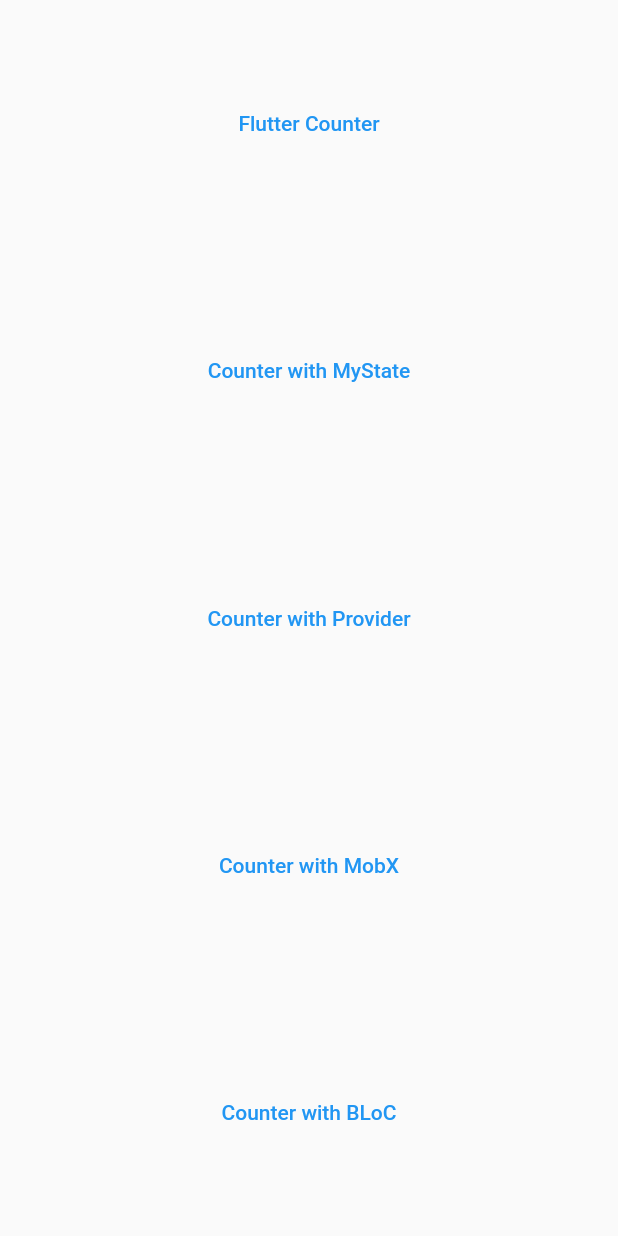
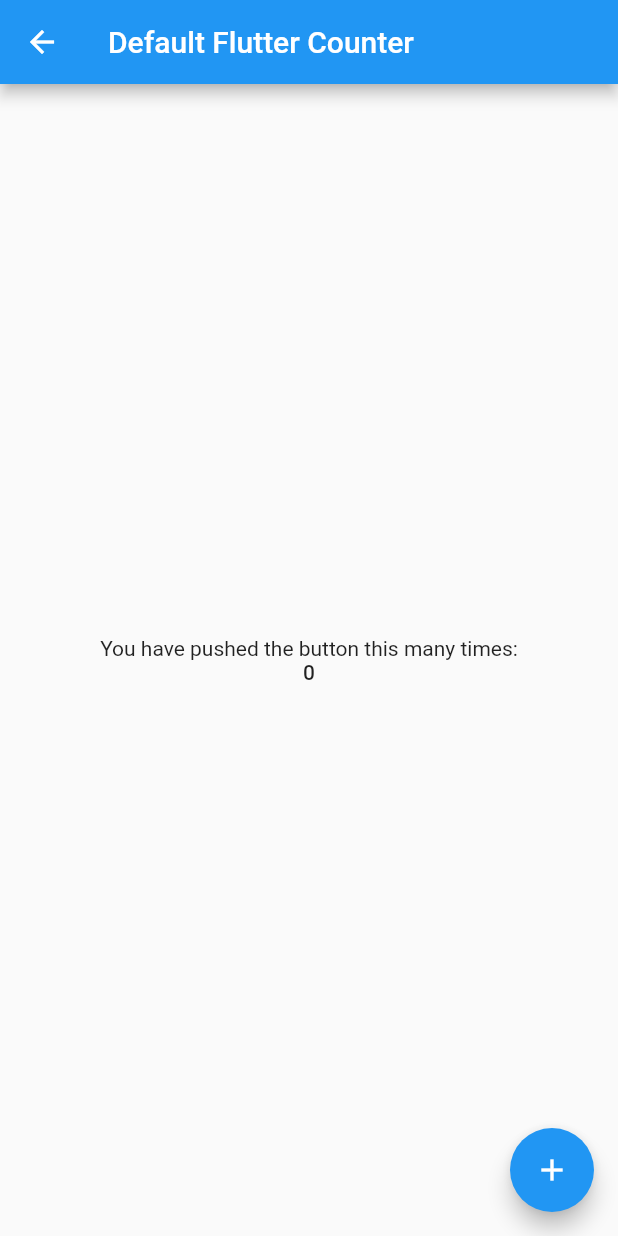
Before and after one commit to devkaio/counter, a Flutter app: the screen it shows after launch, after a tap on "Counter with Provider", on a phone screen of 412 x 824 dp. Run offline on Flutter 3.47's test engine with Material 2 defaults, Android fonts, the phone set to English and light mode, and no system bars; our stand-ins replace bloc, flutter_bloc, flutter_mobx, mobx; generated files the repository leaves out were written again.

Commit message:
adiciona gerenciamento de estado com  provider

```diff
--- a/lib/appwidget.dart
+++ b/lib/appwidget.dart
@@ -2,15 +2,20 @@ import 'package:counter/modules/counter_bloc/counter_page.dart';
 import 'package:counter/modules/counter_flutter/counter_flutter.dart';
 import 'package:counter/modules/counter_mobx/counter_mobx_page.dart';
 import 'package:counter/modules/counter_mystate/counter_mystate.dart';
+import 'package:counter/modules/counter_provider/controller/inc_controller.dart';
+import 'package:counter/modules/counter_provider/counter_provider.dart';
 import 'package:counter/screens/counter_list.dart';
 import 'package:flutter/material.dart';
+import 'package:provider/provider.dart';
 
 class AppWidget extends StatelessWidget {
   const AppWidget({Key? key}) : super(key: key);
 
   @override
   Widget build(BuildContext context) {
-    return MaterialApp(
+    return ChangeNotifierProvider(
+      create: (context) => IncController(),
+      child: MaterialApp(
         initialRoute: CounterListPage.id,
         routes: {
           CounterListPage.id: (context) => CounterListPage(),
@@ -18,7 +23,9 @@ class AppWidget extends StatelessWidget {
           CounterMyStatePage.id: (context) => CounterMyStatePage(),
           CounterFlutter.id: (context) => CounterFlutter(),
           CounterBlocPage.id: (context) => CounterBlocPage(),
+          CounterProvider.id: (context) => CounterProvider(),
         },
+      ),
     );
   }
 }
--- /dev/null
+++ b/lib/modules/counter_provider/controller/inc_controller.dart
@@ -0,0 +1,12 @@
+import 'package:flutter/material.dart';
+
+class IncController extends ChangeNotifier {
+  int _number = 0;
+
+  int get number => _number;
+
+  increment() {
+    _number++;
+    notifyListeners();
+  }
+}
--- /dev/null
+++ b/lib/modules/counter_provider/counter_provider.dart
@@ -0,0 +1,47 @@
+import 'package:counter/modules/counter_provider/controller/inc_controller.dart';
+import 'package:flutter/material.dart';
+import 'package:provider/provider.dart';
+
+class CounterProvider extends StatefulWidget {
+  static const String id = "/counter-provider";
+  CounterProvider({Key? key}) : super(key: key);
+
+  @override
+  _CounterProviderState createState() => _CounterProviderState();
+}
+
+class _CounterProviderState extends State<CounterProvider> {
+  @override
+  Widget build(BuildContext context) {
+    print('pagina reiniciada');
+    return Scaffold(
+      appBar: AppBar(title: Text('Default Flutter Counter')),
+      body: Center(
+        child: Column(
+          mainAxisAlignment: MainAxisAlignment.center,
+          children: <Widget>[
+            Text(
+              'You have pushed the button this many times:',
+            ),
+            Consumer<IncController>(
+              builder: (context, value, child) {
+                print('numero reiniciado');
+                return Text(
+                  Provider.of<IncController>(context).number.toString(),
+                  style: Theme.of(context).textTheme.bodyText1,
+                );
+              },
+            ),
+          ],
+        ),
+      ),
+      floatingActionButton: FloatingActionButton(
+        onPressed: () {
+          Provider.of<IncController>(context, listen: false).increment();
+        },
+        tooltip: 'Increment',
+        child: Icon(Icons.add),
+      ),
+    );
+  }
+}
--- a/lib/screens/counter_list.dart
+++ b/lib/screens/counter_list.dart
@@ -2,7 +2,10 @@ import 'package:counter/modules/counter_bloc/counter_page.dart';
 import 'package:counter/modules/counter_flutter/counter_flutter.dart';
 import 'package:counter/modules/counter_mobx/counter_mobx_page.dart';
 import 'package:counter/modules/counter_mystate/counter_mystate.dart';
+import 'package:counter/modules/counter_provider/controller/inc_controller.dart';
+import 'package:counter/modules/counter_provider/counter_provider.dart';
 import 'package:flutter/material.dart';
+import 'package:provider/provider.dart';
 
 class CounterListPage extends StatelessWidget {
   static const String id = "/counter";
@@ -42,7 +45,12 @@ class CounterListPage extends StatelessWidget {
               flex: 1,
               child: TextButton(
                 child: Text("Counter with Provider"),
-                onPressed: () {},
+                onPressed: () {
+                  Navigator.push(
+                      context,
+                      MaterialPageRoute(
+                          builder: (context) => CounterProvider()));
+                },
               ),
             ),
             Flexible(
--- a/pubspec.yaml
+++ b/pubspec.yaml
@@ -31,6 +31,7 @@ dependencies:
   mobx: ^2.0.4
   flutter_mobx: ^2.0.2
   flutter_bloc: ^7.2.0
+  provider: ^6.0.0
 
 dev_dependencies:
   build_runner: ^2.1.1
```
Also changed, not shown: pubspec.lock. Lines whose indentation alone changed are shown as unchanged.
